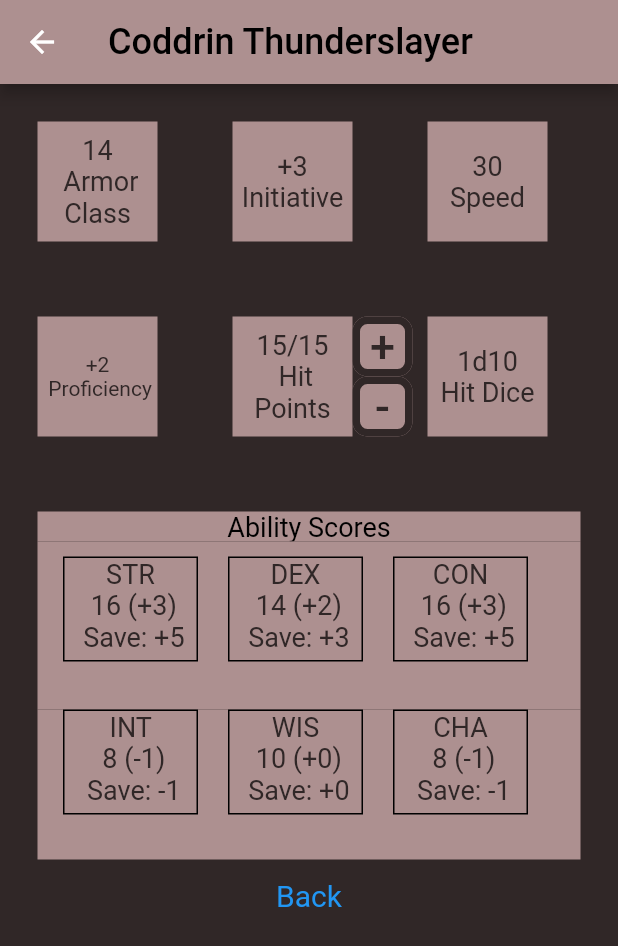
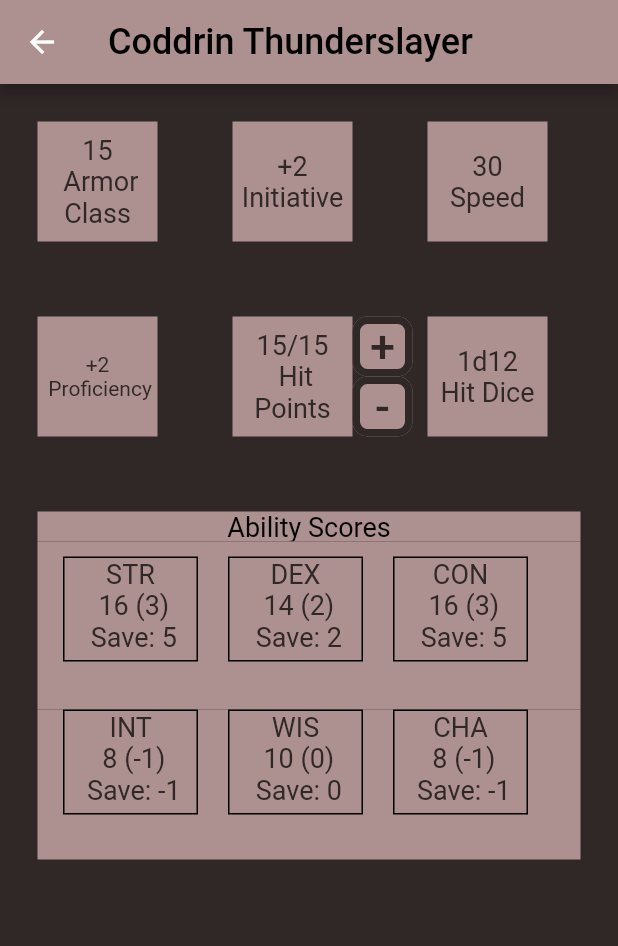
Before and after one commit to EvanMarnik/dnd_character_sheet_app, a Flutter app: the screen it shows after launch, after a tap on an icon or button, on a phone screen of 412 x 824 dp. Shown: the top 946 px of the screen. Run offline on Flutter 3.47's test engine with Material 2 defaults, Android fonts, the phone set to English and light mode, and no system bars; Roboto replaces fonts that are missing (Lancelot).

Commit message:
data binding

```diff
--- a/lib/model/character_model.dart
+++ b/lib/model/character_model.dart
@@ -15,10 +15,14 @@ class CharacterModel {
     int? currSpellSlots;
     int maxHitPoints;
     int currHitPoints;
+    int armorClass;
+    int speed;
+    int hitDice;
 
     // late because they are built in the constructor
-    late List<int> skillProficiencyNums;
-    late List<String> otherProficiencies;
+    late List<int> skillProficiencyNums = [];
+    late List<String> otherProficiencies = [];
+    late List<int> abilityModifiers = [];
 
     CharacterModel({
         required this.name,
@@ -32,15 +36,27 @@ class CharacterModel {
         this.currSpellSlots,
         required this.maxHitPoints,
         required this.currHitPoints,
+        required this.armorClass,
+        required this.speed,
+        required this.hitDice,
     }) {
         // combine proficiency lists
         skillProficiencyNums = charClass.getSkillProficiencies;
-        skillProficiencyNums.addAll(subclass?.getSkillProficiencies as Iterable<int>);
         skillProficiencyNums.addAll(background.getSkillProficiencies);
 
         otherProficiencies = charClass.getOtherProficiencies;
-        otherProficiencies.addAll(subclass?.getOtherProficiencies as Iterable<String>);
         otherProficiencies.addAll(background.getOtherProficiencies);
+
+        // conditionally add subclass proficiencies
+        if (subclass != null) {
+            skillProficiencyNums.addAll(subclass?.getSkillProficiencies as Iterable<int>);
+            otherProficiencies.addAll(subclass?.getOtherProficiencies as Iterable<String>);
+        }
+
+        // construct ability modifiers
+        for (int score in abilityScores) {
+            abilityModifiers.add(((score-10)/2).floor());
+        }
     }
 
     // constructor from json
@@ -57,6 +73,9 @@ class CharacterModel {
             currSpellSlots: json["Current Spell Slots"],
             maxHitPoints: json["Max Hit Points"],
             currHitPoints: json["Current Hit Points"],
+            armorClass: json["Armor Class"],
+            speed: json["Speed"],
+            hitDice: json["Hit Dice"]
         );
     }
 
@@ -79,6 +98,9 @@ class CharacterModel {
     List<int> get getAbilityScores => abilityScores;
     set setAbilityScores(List<int> abilityScores) => this.abilityScores = abilityScores;
 
+    List<int> get getAbilityModifiers => abilityModifiers;
+    set setAbilityModifiers(List<int> abilityModifiers) => this.abilityModifiers = abilityModifiers;
+
     List<String>? get getSpells => spells;
     set setSpells(List<String> spells) => this.spells = spells;
 
@@ -87,4 +109,48 @@ class CharacterModel {
 
     int get getCurrHitPoints => currHitPoints;
     set setCurrHitPoints(int currHitPoints) => this.currHitPoints = currHitPoints;
+
+    int get getMaxHitPoints => maxHitPoints;
+    set setMaxHitPoints(int maxHitPoints) => this.maxHitPoints = maxHitPoints;
+
+    int? get getMaxSpellSlots => maxSpellSlots;
+    set setMaxSpellSlots(int maxSpellSlots) => this.maxSpellSlots = maxSpellSlots;
+
+    int get getArmorClass => armorClass;
+    set setArmorClass(int armorClass) => this.armorClass = armorClass;
+
+    int get getSpeed => speed;
+    set setSpeed(int speed) => this.speed = speed;
+
+    int get getHitDice => hitDice;
+    set setHitDice(int hitDice) => this.hitDice = hitDice;
+
+    List<int> getSavingThrows() {
+        switch (charClass.name) {
+            case "Barbarian":
+                return [abilityModifiers[0]+2, abilityModifiers[1], abilityModifiers[2]+2, abilityModifiers[3], abilityModifiers[4], abilityModifiers[5]];
+            case "Bard":
+                return [abilityModifiers[0], abilityModifiers[1]+2, abilityModifiers[2], abilityModifiers[3], abilityModifiers[4], abilityModifiers[5]+2];
+            case "Cleric":
+                return [abilityModifiers[0], abilityModifiers[1], abilityModifiers[2], abilityModifiers[3], abilityModifiers[4]+2, abilityModifiers[5]+2];
+            case "Druid":
+                return [abilityModifiers[0], abilityModifiers[1], abilityModifiers[2], abilityModifiers[3]+2, abilityModifiers[4]+2, abilityModifiers[5]];
+            case "Fighter":
+                return [abilityModifiers[0]+2, abilityModifiers[1], abilityModifiers[2]+2, abilityModifiers[3], abilityModifiers[4], abilityModifiers[5]];
+            case "Monk":
+                return [abilityModifiers[0]+2, abilityModifiers[1]+2, abilityModifiers[2], abilityModifiers[3], abilityModifiers[4], abilityModifiers[5]];
+            case "Paladin":
+                return [abilityModifiers[0], abilityModifiers[1], abilityModifiers[2], abilityModifiers[3]+2, abilityModifiers[4], abilityModifiers[5]+2];
+            case "Ranger":
+                return [abilityModifiers[0]+2, abilityModifiers[1]+2, abilityModifiers[2], abilityModifiers[3], abilityModifiers[4], abilityModifiers[5]];
+            case "Rogue":
+                return [abilityModifiers[0], abilityModifiers[1]+2, abilityModifiers[2], abilityModifiers[3]+2, abilityModifiers[4], abilityModifiers[5]];
+            case "Sorcerer":
+                return [abilityModifiers[0], abilityModifiers[1], abilityModifiers[2]+2, abilityModifiers[3], abilityModifiers[4], abilityModifiers[5]+2];
+            case "Warlock":
+                return [abilityModifiers[0], abilityModifiers[1], abilityModifiers[2], abilityModifiers[3], abilityModifiers[4]+2, abilityModifiers[5]+2];
+            default: // Wizard
+                return [abilityModifiers[0], abilityModifiers[1], abilityModifiers[2], abilityModifiers[3]+2, abilityModifiers[4]+2, abilityModifiers[5]];
+        }
+    }
 }
--- a/lib/view/character_sheet_view.dart
+++ b/lib/view/character_sheet_view.dart
@@ -16,27 +16,29 @@ class CharacterSheetView extends StatefulWidget {
 
 class _CharacterSheetViewState extends State<CharacterSheetView> {
   final TextEditingController _controller = TextEditingController();
-  int hp = 15;
-  int maxHP = 15;
+  late CharacterSheetViewModel vm;
+  // int hp = 15;
+  // int maxHP = 15;
 
   @override
   void initState() {
     super.initState();
     // TODO hard coded sheet for now
+    vm = CharacterSheetViewModel(charID: 0);
   }
 
   void incrementHealth() {
     setState(() {
-      if (hp < maxHP) {
-        hp += 1;
+      if (vm.currHitPoints < vm.maxHitPoints) {
+        vm.addHitPoints(1);
       }
     });
   }
 
   void decrementHealth() {
     setState(() {
-      if (hp > 0) {
-        hp -= 1;
+      if (vm.currHitPoints > 0) {
+        vm.removeHitPoints(1);
       }
     });
   }
@@ -48,7 +50,7 @@ class _CharacterSheetViewState extends State<CharacterSheetView> {
     return Scaffold(
       appBar: AppBar(
         backgroundColor: Color(0xFFAD9090),
-        title: const Text('Coddrin Thunderslayer',
+        title: Text(vm.name,
             style: TextStyle(fontSize: 24, color: Colors.black)),
       ),
       body: Column(
@@ -61,7 +63,7 @@ class _CharacterSheetViewState extends State<CharacterSheetView> {
                 height: 80.0,
                 color: Color(0xFFAD9090),
                 alignment: Alignment.center,
-                child: const Text('14 \n Armor Class',
+                child: Text('${vm.armorClass} \n Armor Class',
                     style: TextStyle(fontSize: 18),
                     textAlign: TextAlign.center),
               ),
@@ -71,7 +73,7 @@ class _CharacterSheetViewState extends State<CharacterSheetView> {
                 height: 80.0,
                 color: Color(0xFFAD9090),
                 alignment: Alignment.center,
-                child: const Text('+3 \nInitiative',
+                child: Text('+${vm.abilityModifiers[1]} \nInitiative',
                     style: TextStyle(fontSize: 18),
                     textAlign: TextAlign.center),
               ),
@@ -81,7 +83,7 @@ class _CharacterSheetViewState extends State<CharacterSheetView> {
                 height: 80.0,
                 color: Color(0xFFAD9090),
                 alignment: Alignment.center,
-                child: const Text('30 \nSpeed',
+                child: Text('${vm.speed} \nSpeed',
                     style: TextStyle(fontSize: 18),
                     textAlign: TextAlign.center),
               ),
@@ -105,7 +107,7 @@ class _CharacterSheetViewState extends State<CharacterSheetView> {
                 height: 80.0,
                 color: Color(0xFFAD9090),
                 alignment: Alignment.center,
-                child: Text('${hp}/15 \n Hit Points',
+                child: Text('${vm.currHitPoints}/${vm.maxHitPoints} \n Hit Points',
                     style: TextStyle(fontSize: 18),
                     textAlign: TextAlign.center),
               ),
@@ -147,7 +149,7 @@ class _CharacterSheetViewState extends State<CharacterSheetView> {
                 height: 80.0,
                 color: Color(0xFFAD9090),
                 alignment: Alignment.center,
-                child: const Text('1d10 \nHit Dice',
+                child: Text('1d${vm.hitDice} \nHit Dice',
                     style: TextStyle(fontSize: 18),
                     textAlign: TextAlign.center),
               ),
@@ -174,7 +176,7 @@ class _CharacterSheetViewState extends State<CharacterSheetView> {
                     width: 90.0,
                     height: 70.0,
                     decoration: BoxDecoration(border: Border.all(color:Colors.black)),
-                    child: const Text('STR \n 16 (+3) \n Save: +5',
+                    child: Text('STR \n ${vm.abilityScores[0]} (${vm.abilityModifiers[0]}) \n Save: ${vm.getSavingThrows()[0]}',
                         style: TextStyle(fontSize: 18),
                         textAlign: TextAlign.center),
                   )],
@@ -184,7 +186,7 @@ class _CharacterSheetViewState extends State<CharacterSheetView> {
                   width: 90.0,
                   height: 70.0,
                   decoration: BoxDecoration(border: Border.all(color:Colors.black)),
-                  child: const Text('DEX \n 14 (+2) \n Save: +3',
+                  child: Text('DEX \n ${vm.abilityScores[1]} (${vm.abilityModifiers[1]}) \n Save: ${vm.getSavingThrows()[1]}',
                       style: TextStyle(fontSize: 18),
                       textAlign: TextAlign.center),
                 )],
@@ -194,7 +196,7 @@ class _CharacterSheetViewState extends State<CharacterSheetView> {
                   width: 90.0,
                   height: 70.0,
                   decoration: BoxDecoration(border: Border.all(color:Colors.black)),
-                  child: const Text('CON \n 16 (+3) \n Save: +5',
+                  child: Text('CON \n ${vm.abilityScores[2]} (${vm.abilityModifiers[2]}) \n Save: ${vm.getSavingThrows()[2]}',
                       style: TextStyle(fontSize: 18),
                       textAlign: TextAlign.center),
                 )],
@@ -215,7 +217,7 @@ class _CharacterSheetViewState extends State<CharacterSheetView> {
                     width: 90.0,
                     height: 70.0,
                     decoration: BoxDecoration(border: Border.all(color:Colors.black)),
-                    child: const Text('INT \n 8 (-1) \n Save: -1',
+                    child: Text('INT \n ${vm.abilityScores[3]} (${vm.abilityModifiers[3]}) \n Save: ${vm.getSavingThrows()[3]}',
                         style: TextStyle(fontSize: 18),
                         textAlign: TextAlign.center),
                   )],
@@ -225,7 +227,7 @@ class _CharacterSheetViewState extends State<CharacterSheetView> {
                   width: 90.0,
                   height: 70.0,
                   decoration: BoxDecoration(border: Border.all(color:Colors.black)),
-                  child: const Text('WIS \n 10 (+0) \n Save: +0',
+                  child: Text('WIS \n ${vm.abilityScores[4]} (${vm.abilityModifiers[4]}) \n Save: ${vm.getSavingThrows()[4]}',
                       style: TextStyle(fontSize: 18),
                       textAlign: TextAlign.center),
                 )],
@@ -236,7 +238,7 @@ class _CharacterSheetViewState extends State<CharacterSheetView> {
                   height: 70.0,
 
                   decoration: BoxDecoration(border: Border.all(color:Colors.black)),
-                  child: const Text('CHA \n 8 (-1) \n Save: -1',
+                  child: Text('CHA \n ${vm.abilityScores[5]} (${vm.abilityModifiers[5]}) \n Save: ${vm.getSavingThrows()[5]}',
                       style: TextStyle(fontSize: 18),
                       textAlign: TextAlign.center),
                 )],
@@ -244,16 +246,6 @@ class _CharacterSheetViewState extends State<CharacterSheetView> {
               ],
             ),
           ),
-
-          TextButton(
-            style: TextButton.styleFrom(
-              textStyle: const TextStyle(fontSize: 20),
-            ),
-            onPressed: () {
-              Navigator.pop(context);
-            },
-            child: const Text('Back'),
-          ),
         ],
       ),
     );
--- a/lib/view_model/character_sheet_view_model.dart
+++ b/lib/view_model/character_sheet_view_model.dart
@@ -45,7 +45,10 @@ class CharacterSheetViewModel extends ChangeNotifier {
                 maxSpellSlots: null,
                 currSpellSlots: null,
                 maxHitPoints: 15,
-                currHitPoints: 15
+                currHitPoints: 15,
+                armorClass: 15,
+                speed: 30,
+                hitDice: 12,
             );
     }
 
@@ -66,6 +69,8 @@ class CharacterSheetViewModel extends ChangeNotifier {
 
     List<int> get abilityScores => character_model.abilityScores;
 
+    List<int> get abilityModifiers => character_model.abilityModifiers;
+
     List<String>? get spells => character_model.spells;
 
     int? get maxSpellSlots => character_model.maxSpellSlots;
@@ -75,6 +80,16 @@ class CharacterSheetViewModel extends ChangeNotifier {
     int get maxHitPoints => character_model.maxHitPoints;
 
     int get currHitPoints => character_model.currHitPoints;
+
+    int get armorClass => character_model.armorClass;
+
+    int get speed => character_model.speed;
+
+    int get hitDice => character_model.hitDice;
+
+    List<int> getSavingThrows() {
+      return character_model.getSavingThrows();
+    }
 
     // resource methods for the class
     void addSpell(String spell) {
```
